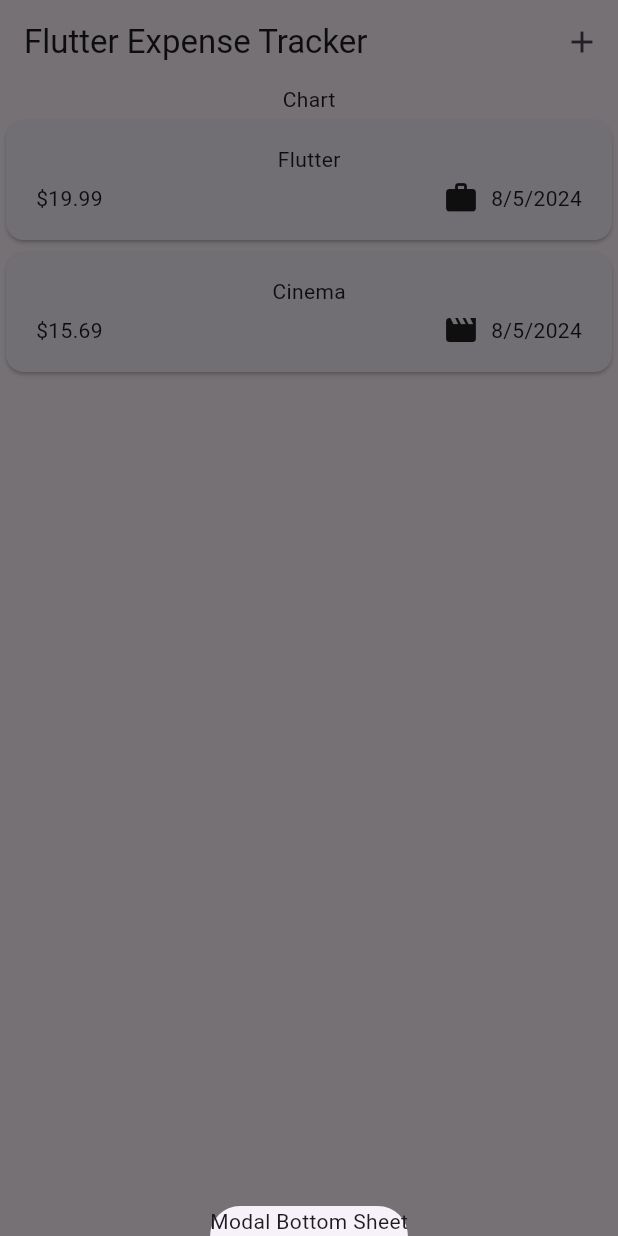
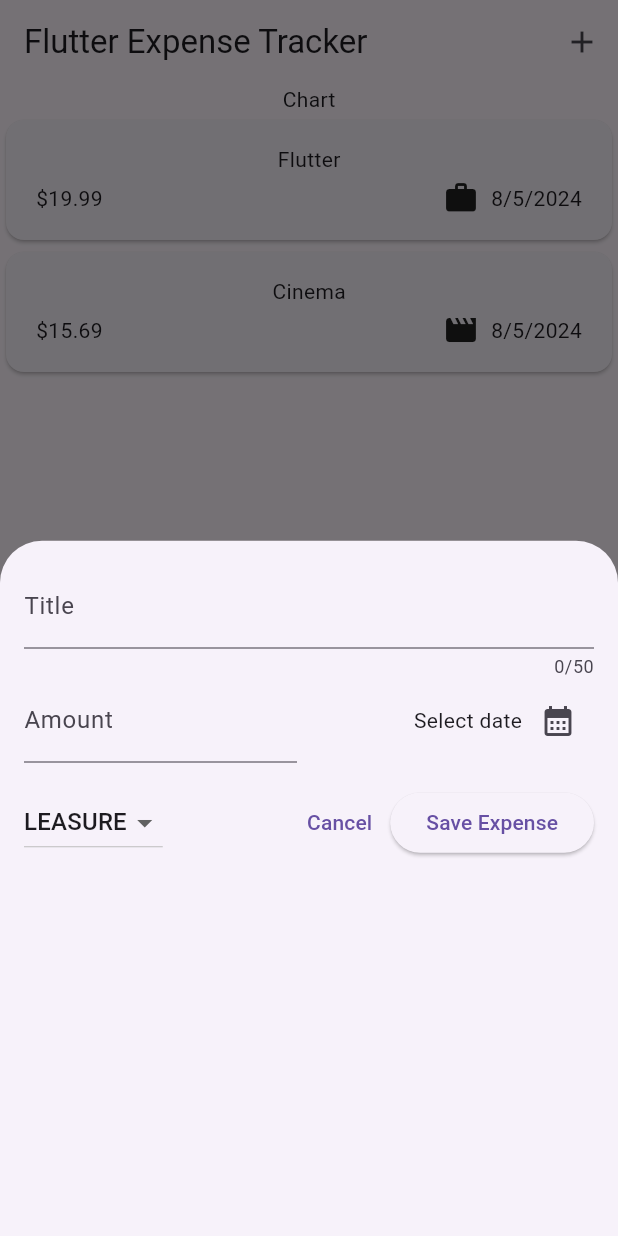
Before and after one commit to SteveKamau72/Expense-Tracker, a Flutter app: the screen it shows after launch, after a tap on the "add" icon, on a phone screen of 412 x 824 dp. Run offline on Flutter 3.47's test engine with Material 3 defaults, Android fonts, the phone set to English and light mode, and no system bars.

Commit message:
Added new expense UI

```diff
--- a/lib/widgets/expenses.dart
+++ b/lib/widgets/expenses.dart
@@ -1,5 +1,6 @@
 import 'package:expense_tracker/widgets/expenses_list/expenses_list.dart';
 import 'package:expense_tracker/models/expense.dart';
+import 'package:expense_tracker/widgets/new_expense.dart';
 import 'package:flutter/material.dart';
 
 class Expenses extends StatefulWidget {
@@ -30,7 +31,7 @@ class _ExpensesState extends State<Expenses> {
   void _openAddExpenseOverlay() {
     showModalBottomSheet(
       context: context,
-      builder: (ctx) => Text('Modal Bottom Sheet'),
+      builder: (ctx) => const NewExpense(),
     );
   }
 
--- /dev/null
+++ b/lib/widgets/new_expense.dart
@@ -0,0 +1,130 @@
+import 'package:expense_tracker/models/expense.dart';
+import 'package:flutter/material.dart';
+
+class NewExpense extends StatefulWidget {
+  const NewExpense({super.key});
+
+  @override
+  State<StatefulWidget> createState() {
+    return _NewExpenseState();
+  }
+}
+
+class _NewExpenseState extends State<NewExpense> {
+  final _titleController = TextEditingController();
+  final _amountController = TextEditingController();
+  DateTime? _selectedDate;
+  Category _selectedCategory = Category.leasure;
+
+  void _presentDatePicker() async {
+    final now = DateTime.now();
+    final firstDate = DateTime(now.year - 1, now.month, now.day);
+    final pickedDate = await showDatePicker(
+      context: context,
+      initialDate: now,
+      firstDate: firstDate,
+      lastDate: now,
+    );
+    setState(() {
+      _selectedDate = pickedDate;
+    });
+  }
+
+  @override
+  Widget build(BuildContext context) {
+    return Padding(
+      padding: const EdgeInsets.all(16),
+      child: Column(
+        children: [
+          TextField(
+            controller: _titleController,
+            maxLength: 50,
+            keyboardType: TextInputType.text,
+            decoration: const InputDecoration(
+              label: Text('Title'),
+            ),
+          ),
+          Row(
+            children: [
+              Expanded(
+                child: TextField(
+                  controller: _amountController,
+                  keyboardType: TextInputType.number,
+                  decoration: const InputDecoration(
+                    prefixText: '\$',
+                    label: Text('Amount'),
+                  ),
+                ),
+              ),
+              const SizedBox(
+                width: 16,
+              ),
+              Expanded(
+                  child: Row(
+                mainAxisAlignment: MainAxisAlignment.end,
+                children: [
+                  Text(
+                    _selectedDate == null
+                        ? 'Select date'
+                        : formatter.format(_selectedDate!),
+                  ),
+                  IconButton(
+                    onPressed: _presentDatePicker,
+                    icon: const Icon(Icons.calendar_month),
+                  ),
+                ],
+              )),
+            ],
+          ),
+          const SizedBox(
+            height: 16,
+          ),
+          Row(
+            children: [
+              DropdownButton(
+                value: _selectedCategory,
+                items: Category.values
+                    .map(
+                      (category) => DropdownMenuItem(
+                        value: category,
+                        child: Text(category.name.toUpperCase()),
+                      ),
+                    )
+                    .toList(),
+                onChanged: (value) {
+                  setState(() {
+                    if (value == null) {
+                      return;
+                    }
+                    _selectedCategory = value;
+                  });
+                },
+              ),
+              const Spacer(),
+              TextButton(
+                onPressed: () {
+                  Navigator.pop(context);
+                },
+                child: const Text('Cancel'),
+              ),
+              ElevatedButton(
+                onPressed: () {
+                  print(_titleController.text);
+                  print(_amountController.text);
+                },
+                child: const Text('Save Expense'),
+              )
+            ],
+          )
+        ],
+      ),
+    );
+  }
+
+  @override
+  void dispose() {
+    _titleController.dispose();
+    _amountController.dispose();
+    super.dispose();
+  }
+}
```
